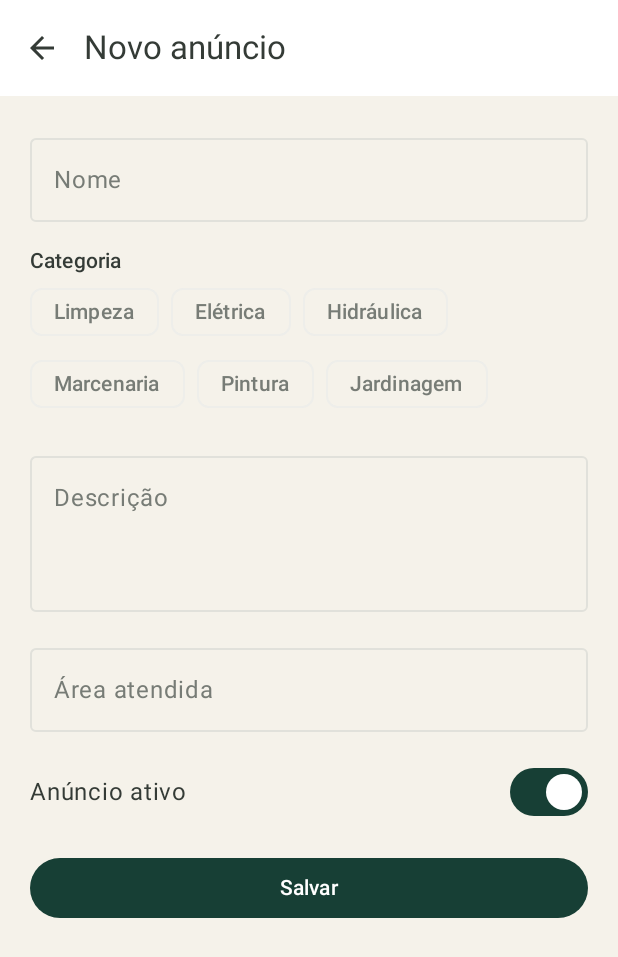
After one commit to MessiasTeixeira/ServicosAqui, an Android app built with Jetpack Compose: the composable AnuncioFormScreen called with empty values, on a phone screen of 412 x 824 dp. The commit adds this screen. Shown: the top 957 px of the screen. Run offline under Robolectric (Android 15) with nearby library versions, the phone set to English and light mode, and no system bars; our stand-ins replace Firebase (no records; nobody signed in at launch, a user with empty details on screens opened directly).

Commit message:
feat: CRUD de anúncios no Firestore com validação testada

```diff
--- a/app/build.gradle.kts
+++ b/app/build.gradle.kts
@@ -1,6 +1,10 @@
 plugins {
     alias(libs.plugins.android.application)
     alias(libs.plugins.kotlin.compose)
+}
+
+if (file("google-services.json").exists()) {
+    apply(plugin = "com.google.gms.google-services")
 }
 
 android {
--- /dev/null
+++ b/app/src/main/java/com/example/servicosaqui/ui/screens/AnuncioFormScreen.kt
@@ -0,0 +1,155 @@
+package com.example.servicosaqui.ui.screens
+
+import androidx.compose.foundation.layout.Arrangement
+import androidx.compose.foundation.layout.Column
+import androidx.compose.foundation.layout.ExperimentalLayoutApi
+import androidx.compose.foundation.layout.FlowRow
+import androidx.compose.foundation.layout.Row
+import androidx.compose.foundation.layout.WindowInsets
+import androidx.compose.foundation.layout.fillMaxSize
+import androidx.compose.foundation.layout.fillMaxWidth
+import androidx.compose.foundation.layout.padding
+import androidx.compose.foundation.rememberScrollState
+import androidx.compose.foundation.verticalScroll
+import androidx.compose.material.icons.Icons
+import androidx.compose.material.icons.automirrored.filled.ArrowBack
+import androidx.compose.material3.Button
+import androidx.compose.material3.CircularProgressIndicator
+import androidx.compose.material3.ExperimentalMaterial3Api
+import androidx.compose.material3.FilterChip
+import androidx.compose.material3.Icon
+import androidx.compose.material3.IconButton
+import androidx.compose.material3.MaterialTheme
+import androidx.compose.material3.OutlinedTextField
+import androidx.compose.material3.Scaffold
+import androidx.compose.material3.Switch
+import androidx.compose.material3.Text
+import androidx.compose.material3.TopAppBar
+import androidx.compose.runtime.Composable
+import androidx.compose.runtime.LaunchedEffect
+import androidx.compose.runtime.collectAsState
+import androidx.compose.runtime.getValue
+import androidx.compose.ui.Alignment
+import androidx.compose.ui.Modifier
+import androidx.compose.ui.unit.dp
+import androidx.lifecycle.viewmodel.compose.viewModel
+import com.example.servicosaqui.model.CampoAnuncio
+import com.example.servicosaqui.model.Categoria
+import com.example.servicosaqui.viewmodels.AnuncioFormViewModel
+
+@OptIn(ExperimentalMaterial3Api::class, ExperimentalLayoutApi::class)
+@Composable
+fun AnuncioFormScreen(
+    id: String?,
+    onVoltar: () -> Unit,
+    viewModel: AnuncioFormViewModel = viewModel()
+) {
+    val estado by viewModel.uiState.collectAsState()
+
+    LaunchedEffect(id) {
+        if (id != null) viewModel.carregar(id)
+    }
+
+    LaunchedEffect(estado.salvo) {
+        if (estado.salvo) onVoltar()
+    }
+
+    Scaffold(
+        contentWindowInsets = WindowInsets(0, 0, 0, 0),
+        topBar = {
+            TopAppBar(
+                title = { Text(if (id == null) "Novo anúncio" else "Editar anúncio") },
+                navigationIcon = {
+                    IconButton(onClick = onVoltar) {
+                        Icon(Icons.AutoMirrored.Filled.ArrowBack, contentDescription = "Voltar")
+                    }
+                }
+            )
+        }
+    ) { innerPadding ->
+        Column(
+            modifier = Modifier
+                .fillMaxSize()
+                .padding(innerPadding)
+                .verticalScroll(rememberScrollState())
+                .padding(20.dp),
+            verticalArrangement = Arrangement.spacedBy(16.dp)
+        ) {
+            if (estado.carregando) {
+                CircularProgressIndicator()
+            }
+
+            OutlinedTextField(
+                value = estado.nome,
+                onValueChange = viewModel::alterarNome,
+                modifier = Modifier.fillMaxWidth(),
+                label = { Text("Nome") },
+                singleLine = true,
+                isError = CampoAnuncio.NOME in estado.camposInvalidos,
+                supportingText = if (CampoAnuncio.NOME in estado.camposInvalidos) {
+                    { Text("Informe o nome") }
+                } else null
+            )
+
+            Column {
+                Text("Categoria", style = MaterialTheme.typography.labelLarge)
+                FlowRow(horizontalArrangement = Arrangement.spacedBy(8.dp)) {
+                    Categoria.todas.forEach { categoria ->
+                        FilterChip(
+                            selected = estado.categoria == categoria,
+                            onClick = { viewModel.alterarCategoria(categoria) },
+                            label = { Text(categoria) }
+                        )
+                    }
+                }
+                if (CampoAnuncio.CATEGORIA in estado.camposInvalidos) {
+                    Text(
+                        text = "Escolha uma categoria",
+                        style = MaterialTheme.typography.bodySmall,
+                        color = MaterialTheme.colorScheme.error
+                    )
+                }
+            }
+
+            OutlinedTextField(
+                value = estado.descricao,
+                onValueChange = viewModel::alterarDescricao,
+                modifier = Modifier.fillMaxWidth(),
+                label = { Text("Descrição") },
+                minLines = 3,
+                isError = CampoAnuncio.DESCRICAO in estado.camposInvalidos,
+                supportingText = if (CampoAnuncio.DESCRICAO in estado.camposInvalidos) {
+                    { Text("Informe a descrição") }
+                } else null
+            )
+
+            OutlinedTextField(
+                value = estado.areaAtendida,
+                onValueChange = viewModel::alterarAreaAtendida,
+                modifier = Modifier.fillMaxWidth(),
+                label = { Text("Área atendida") },
+                isError = CampoAnuncio.AREA_ATENDIDA in estado.camposInvalidos,
+                supportingText = if (CampoAnuncio.AREA_ATENDIDA in estado.camposInvalidos) {
+                    { Text("Informe a área atendida") }
+                } else null
+            )
+
+            Row(verticalAlignment = Alignment.CenterVertically) {
+                Text("Anúncio ativo", modifier = Modifier.weight(1f))
+                Switch(checked = estado.ativo, onCheckedChange = viewModel::alterarAtivo)
+            }
+
+            if (estado.erro != null) {
+                Text(text = estado.erro.orEmpty(), color = MaterialTheme.colorScheme.error)
+            }
+
+            Button(
+                onClick = viewModel::salvar,
+                enabled = !estado.salvando,
+                modifier = Modifier.fillMaxWidth()
+            ) {
+                Text(if (estado.salvando) "Salvando..." else "Salvar")
+            }
+        }
+    }
+}
--- a/build.gradle.kts
+++ b/build.gradle.kts
@@ -2,4 +2,5 @@
 plugins {
     alias(libs.plugins.android.application) apply false
     alias(libs.plugins.kotlin.compose) apply false
+    alias(libs.plugins.google.services) apply false
 }
--- a/gradle/libs.versions.toml
+++ b/gradle/libs.versions.toml
@@ -12,6 +12,7 @@ retrofit = "2.11.0"
 lifecycleViewmodelCompose = "2.9.4"
 firebaseBom = "34.6.0"
 coroutinesPlayServices = "1.10.2"
+googleServices = "4.4.4"
 
 [libraries]
 androidx-core-ktx = { group = "androidx.core", name = "core-ktx", version.ref = "coreKtx" }
@@ -39,3 +40,4 @@ kotlinx-coroutines-play-services = { group = "org.jetbrains.kotlinx", name = "ko
 [plugins]
 android-application = { id = "com.android.application", version.ref = "agp" }
 kotlin-compose = { id = "org.jetbrains.kotlin.plugin.compose", version.ref = "kotlin" }
+google-services = { id = "com.google.gms.google-services", version.ref = "googleServices" }
```
Also changed, not shown: app/src/main/java/com/example/servicosaqui/model/AnuncioDao.kt (added, +35 -0 lines), app/src/main/java/com/example/servicosaqui/model/ValidacaoAnuncio.kt (added, +17 -0 lines), app/src/main/java/com/example/servicosaqui/ui/navigation/AppNavigation.kt (+31 -2 lines), app/src/main/java/com/example/servicosaqui/ui/screens/AnunciosScreen.kt (added, +178 -0 lines), app/src/main/java/com/example/servicosaqui/viewmodels/AnuncioFormViewModel.kt (added, +109 -0 lines), app/src/main/java/com/example/servicosaqui/viewmodels/AnunciosViewModel.kt (added, +59 -0 lines), 4 other files.
